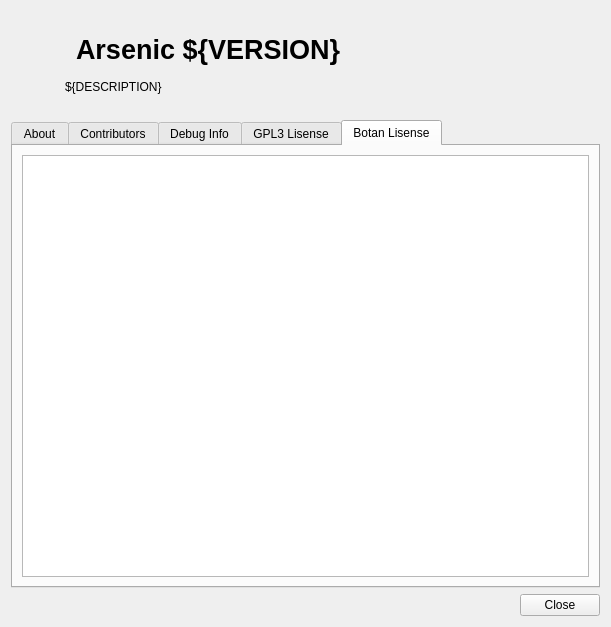
Before: the Qt Designer form src/arsenic/AboutDialog.ui in Antidote1911/arsenic, drawn with Qt 5.
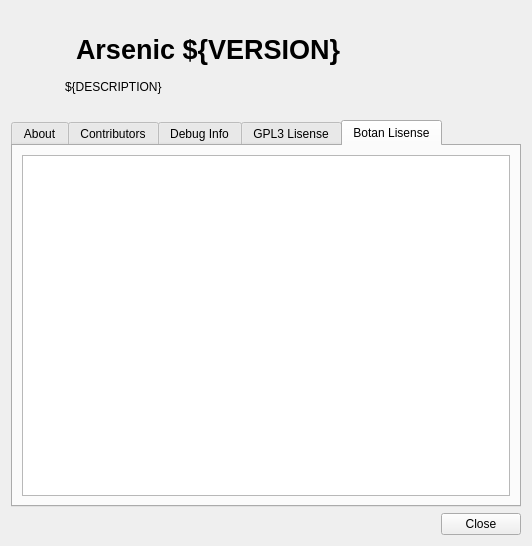
After: the same form once the commit is applied. The open tabs and pages were chosen to show the change.

```diff
--- a/src/arsenic/AboutDialog.ui
+++ b/src/arsenic/AboutDialog.ui
@@ -6,8 +6,8 @@
    <rect>
     <x>0</x>
     <y>0</y>
-    <width>611</width>
-    <height>627</height>
+    <width>523</width>
+    <height>546</height>
    </rect>
   </property>
   <property name="windowTitle">
@@ -404,6 +404,13 @@
       <layout class="QVBoxLayout" name="verticalLayout_7">
        <item>
         <widget class="QTextBrowser" name="botanlicenseEdit">
+         <property name="html">
+          <string notr="true">&lt;!DOCTYPE HTML PUBLIC &quot;-//W3C//DTD HTML 4.0//EN&quot; &quot;http://www.w3.org/TR/REC-html40/strict.dtd&quot;&gt;
+&lt;html&gt;&lt;head&gt;&lt;meta name=&quot;qrichtext&quot; content=&quot;1&quot; /&gt;&lt;style type=&quot;text/css&quot;&gt;
+p, li { white-space: pre-wrap; }
+&lt;/style&gt;&lt;/head&gt;&lt;body style=&quot; font-family:'Noto Sans'; font-size:10pt; font-weight:400; font-style:normal;&quot;&gt;
+&lt;p style=&quot;-qt-paragraph-type:empty; margin-top:0px; margin-bottom:0px; margin-left:0px; margin-right:0px; -qt-block-indent:0; text-indent:0px; font-family:'Noto Sans';&quot;&gt;&lt;br /&gt;&lt;/p&gt;&lt;/body&gt;&lt;/html&gt;</string>
+         </property>
          <property name="openExternalLinks">
           <bool>true</bool>
          </property>
```
Left out of the diff: 48 changed lines with no effect on the pictures.
